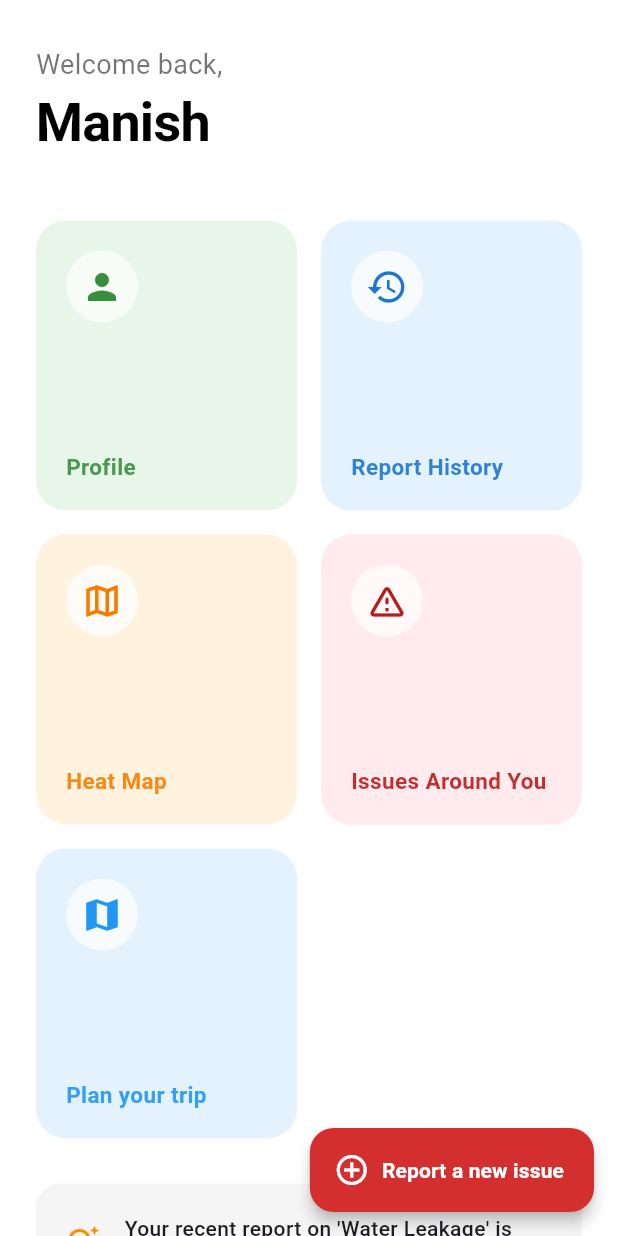
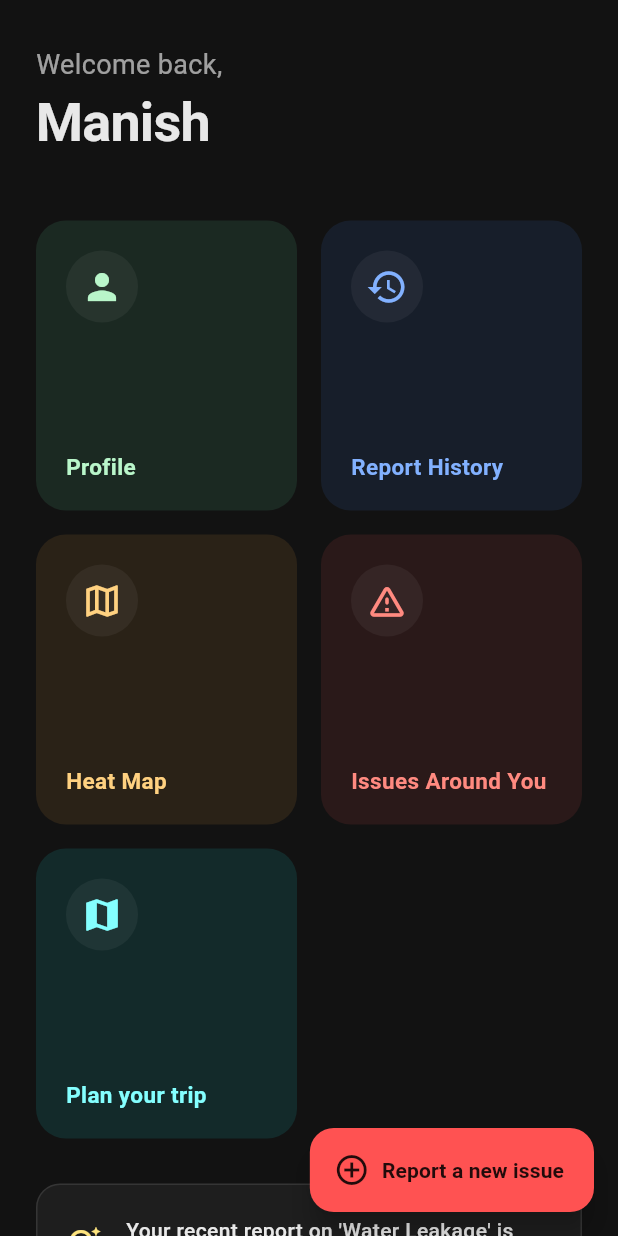
Before and after one commit to coder2505/hacksync_app, a Flutter app: the screen it shows after launch, on a phone screen of 412 x 824 dp. Run offline on Flutter 3.47's test engine with Material 3 defaults, Android fonts, the phone set to English and light mode, and no system bars; our stand-ins replace cloud_firestore, firebase_core, firebase_database, firebase_storage, flutter_dotenv, flutter_map and 5 more; accounts and stored records are empty; generated files the repository leaves out were written again.

Commit message:
home screen darkmode

```diff
--- a/lib/views/user_homescreen.dart
+++ b/lib/views/user_homescreen.dart
@@ -14,10 +14,16 @@ class UserHomescreen extends StatefulWidget {
 }
 
 class _UserHomescreenState extends State<UserHomescreen> {
+  // Dark Mode Palette
+  final Color _darkBg = const Color(0xFF121212);
+  final Color _darkSurface = const Color(0xFF1E1E1E);
+  final Color _textPrimary = Colors.white.withOpacity(0.9);
+  final Color _textSecondary = Colors.white60;
+
   @override
   Widget build(BuildContext context) {
     return Scaffold(
-      backgroundColor: Colors.white,
+      backgroundColor: _darkBg,
       body: SafeArea(
         child: SingleChildScrollView(
           padding: const EdgeInsets.symmetric(horizontal: 24.0, vertical: 30.0),
@@ -25,19 +31,19 @@ class _UserHomescreenState extends State<UserHomescreen> {
             crossAxisAlignment: CrossAxisAlignment.start,
             children: [
               // Header Section
-              const Text(
+              Text(
                 "Welcome back,",
                 style: TextStyle(
                   fontSize: 18,
-                  color: Colors.black54,
+                  color: _textSecondary,
                   fontWeight: FontWeight.w400,
                 ),
               ),
-              const Text(
+              Text(
                 "Manish",
                 style: TextStyle(
                   fontSize: 36,
-                  color: Colors.black,
+                  color: _textPrimary,
                   fontWeight: FontWeight.bold,
                   letterSpacing: -0.5,
                 ),
@@ -56,8 +62,8 @@ class _UserHomescreenState extends State<UserHomescreen> {
                   _buildActionCard(
                     title: "Profile",
                     icon: Icons.person,
-                    color: Colors.green.shade50,
-                    iconColor: Colors.green.shade700,
+                    color: Colors.greenAccent.withOpacity(0.1),
+                    iconColor: Colors.greenAccent.shade100,
                     onTap: () {
                       Navigator.push(
                         context,
@@ -70,8 +76,8 @@ class _UserHomescreenState extends State<UserHomescreen> {
                   _buildActionCard(
                     title: "Report History",
                     icon: Icons.history,
-                    color: Colors.blue.shade50,
-                    iconColor: Colors.blue.shade700,
+                    color: Colors.blueAccent.withOpacity(0.1),
+                    iconColor: Colors.blueAccent.shade100,
                     onTap: () {
                       Navigator.push(
                         context,
@@ -84,8 +90,8 @@ class _UserHomescreenState extends State<UserHomescreen> {
                   _buildActionCard(
                     title: "Heat Map",
                     icon: Icons.map_outlined,
-                    color: Colors.orange.shade50,
-                    iconColor: Colors.orange.shade700,
+                    color: Colors.orangeAccent.withOpacity(0.1),
+                    iconColor: Colors.orangeAccent.shade100,
                     onTap: () {
                       Navigator.push(
                         context,
@@ -98,8 +104,8 @@ class _UserHomescreenState extends State<UserHomescreen> {
                   _buildActionCard(
                     title: "Issues Around You",
                     icon: Icons.warning_amber_rounded,
-                    color: Colors.red.shade50,
-                    iconColor: Colors.red.shade900,
+                    color: Colors.redAccent.withOpacity(0.1),
+                    iconColor: Colors.redAccent.shade100,
                     onTap: () {
                       Navigator.push(
                         context,
@@ -109,14 +115,20 @@ class _UserHomescreenState extends State<UserHomescreen> {
                       );
                     },
                   ),
-                  _buildActionCard(title: "Plan your trip", icon: Icons.map, color: Colors.blue.shade50, iconColor: Colors.blue, onTap: (){
+                  _buildActionCard(
+                      title: "Plan your trip",
+                      icon: Icons.map,
+                      color: Colors.cyanAccent.withOpacity(0.1),
+                      iconColor: Colors.cyanAccent.shade100,
+                      onTap: (){
                         Navigator.push(
                           context,
                           MaterialPageRoute<void>(
                             builder: (context) => SimpleNavScreen(),
                           ),
                         );
-                  })
+                      }
+                  )
                 ],
               ),
 
@@ -127,21 +139,23 @@ class _UserHomescreenState extends State<UserHomescreen> {
                 width: double.infinity,
                 padding: const EdgeInsets.all(20),
                 decoration: BoxDecoration(
-                  color: Colors.grey.shade100,
+                  color: _darkSurface,
                   borderRadius: BorderRadius.circular(16),
+                  border: Border.all(color: Colors.white10),
                 ),
                 child: Row(
                   children: [
                     Icon(
                       Icons.tips_and_updates_outlined,
-                      color: Colors.amber.shade800,
+                      color: Colors.amberAccent.shade100,
                     ),
                     const SizedBox(width: 15),
-                    const Expanded(
+                    Expanded(
                       child: Text(
                         "Your recent report on 'Water Leakage' is being reviewed.",
                         style: TextStyle(
                           fontSize: 14,
+                          color: _textPrimary,
                           fontWeight: FontWeight.w500,
                         ),
                       ),
@@ -149,6 +163,7 @@ class _UserHomescreenState extends State<UserHomescreen> {
                   ],
                 ),
               ),
+              const SizedBox(height: 80), // Space for FAB
             ],
           ),
         ),
@@ -163,12 +178,12 @@ class _UserHomescreenState extends State<UserHomescreen> {
             ),
           );
         },
-        backgroundColor: Colors.red.shade700,
-        elevation: 4,
-        icon: const Icon(Icons.add_circle_outline, color: Colors.white),
+        backgroundColor: Colors.redAccent.shade200,
+        elevation: 8,
+        icon: const Icon(Icons.add_circle_outline, color: Colors.black87),
         label: const Text(
           "Report a new issue",
-          style: TextStyle(color: Colors.white, fontWeight: FontWeight.bold),
+          style: TextStyle(color: Colors.black87, fontWeight: FontWeight.bold),
         ),
       ),
     );
@@ -196,7 +211,7 @@ class _UserHomescreenState extends State<UserHomescreen> {
               Container(
                 padding: const EdgeInsets.all(10),
                 decoration: BoxDecoration(
-                  color: Colors.white.withOpacity(0.7),
+                  color: Colors.white.withOpacity(0.05),
                   shape: BoxShape.circle,
                 ),
                 child: Icon(icon, color: iconColor, size: 28),
@@ -206,7 +221,7 @@ class _UserHomescreenState extends State<UserHomescreen> {
                 style: TextStyle(
                   fontSize: 15,
                   fontWeight: FontWeight.bold,
-                  color: iconColor.withOpacity(0.9),
+                  color: iconColor,
                   height: 1.2,
                 ),
               ),
```
Lines whose indentation alone changed are shown as unchanged.
